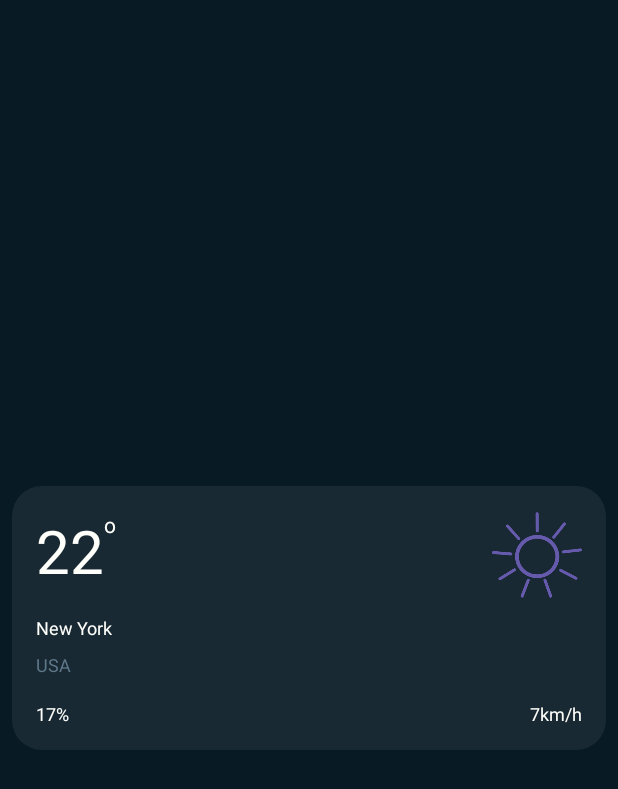
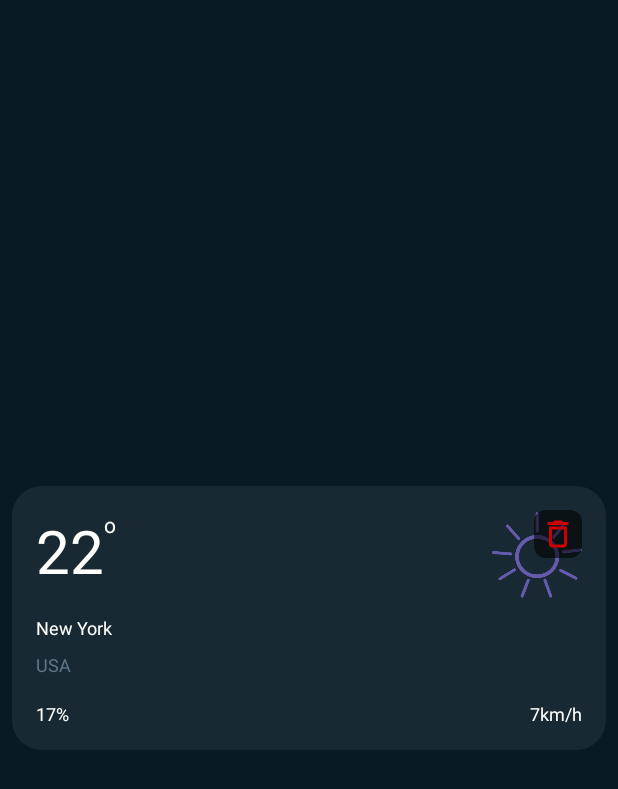
Before and after one commit to ChrissSav/Weather, an Android app: the layout city_place_item.xml on its own in the app's theme, with its tools: preview values and no code run, on a phone screen of 412 x 824 dp. Shown: the top 789 px of the screen. Run offline under Robolectric (Android 15) with nearby library versions, the light colour scheme and no system bars.

Commit message:
[Favorites] Implement the ability to delete or add city

```diff
--- a/app/src/main/java/com/example/weather_application/data/WeatherDataSourceImpl.kt
+++ b/app/src/main/java/com/example/weather_application/data/WeatherDataSourceImpl.kt
@@ -15,5 +15,6 @@ class WeatherDataSourceImpl(
     override suspend fun geocode(query: String): MutableList<Direct> =
         weatherRepository.geocode(query)
             .map { it.mapToDirect() }
+            .filter { it.name != "null" }
             .toMutableList()
 }
--- a/app/src/main/java/com/example/weather_application/domain/dto/City.kt
+++ b/app/src/main/java/com/example/weather_application/domain/dto/City.kt
@@ -5,6 +5,6 @@ data class City(
     val details: Direct,
     val weatherInfo: Base
 ) {
-    val name
+    val fullName
         get() = "${details.name} (${details.country})"
 }
--- a/app/src/main/java/com/example/weather_application/ui/MainActivity.kt
+++ b/app/src/main/java/com/example/weather_application/ui/MainActivity.kt
@@ -55,7 +55,8 @@ class MainActivity : BaseActivityViewModel<ActivityMainBinding, MainViewModel>(M
         binding.imageButtonSettings.setOnClickListener {
             navController.navigateToDestination(R.id.settingsFragment)
         }
-       // viewModel.loadWeather("θεσσαλονικη", "larisa", "berlin")
+        // viewModel.loadWeather("θεσσαλονικη", "larisa", "berlin")
+        viewModel.loadWeather()
 
     }
 
--- a/app/src/main/java/com/example/weather_application/ui/adapters/ViewPagerAdapter.kt
+++ b/app/src/main/java/com/example/weather_application/ui/adapters/ViewPagerAdapter.kt
@@ -63,7 +63,7 @@ class ViewPagerAdapter : ListAdapter<City, ViewPagerAdapter.ViewHolder>(CityDiff
 
             with(binding) {
 
-                title.text = currentItem.name
+                title.text = currentItem.fullName
                 temperature.setAnyText(round(currentWeather.current.temp).toInt())
                 weather.setAnyText(currentWeather.current.weather.description.firstLetterUpperCase())
                 wind.setAnyText(resources.getString(R.string.wind_placeholder, currentWeather.current.windSpeed))
--- a/app/src/main/java/com/example/weather_application/ui/fragments/HomeFragment.kt
+++ b/app/src/main/java/com/example/weather_application/ui/fragments/HomeFragment.kt
@@ -2,7 +2,6 @@ package com.example.weather_application.ui.fragments
 
 import android.annotation.SuppressLint
 import android.view.View
-import android.widget.TextView
 import androidx.fragment.app.activityViewModels
 import androidx.lifecycle.Observer
 import com.example.weather_application.data.base.BaseFragment
@@ -17,8 +16,6 @@ class HomeFragment : BaseFragment<FragmentHomeBinding>() {
 
     private val viewModel: MainViewModel by activityViewModels()
     private val citiesList = mutableListOf<City>()
-    private lateinit var textView: TextView
-    private var mLastPage = 0
 
     override fun getViewBinding(): FragmentHomeBinding =
         FragmentHomeBinding.inflate(layoutInflater)
@@ -33,10 +30,13 @@ class HomeFragment : BaseFragment<FragmentHomeBinding>() {
             (binding.viewPager.adapter as ViewPagerAdapter).submitList(citiesList)
             binding.dotsIndicator.setViewPager2(binding.viewPager)
 
+            binding.dotsIndicator.visibility = if (citiesList.isNotEmpty()) View.VISIBLE else View.GONE
+
         })
 
         viewModel.loader.observe(this, Observer {
             if (it) {
+                binding.dotsIndicator.visibility = View.GONE
                 binding.spinKit.visibility = View.VISIBLE
             } else {
                 binding.spinKit.visibility = View.GONE
--- a/app/src/main/java/com/example/weather_application/ui/fragments/SettingsFragment.kt
+++ b/app/src/main/java/com/example/weather_application/ui/fragments/SettingsFragment.kt
@@ -31,7 +31,7 @@ class SettingsFragment : BaseFragment<FragmentSettingsBinding>() {
 
             with(binding) {
 
-                title.text = currentItem.name
+                title.text = currentItem.fullName
                 temperature.setAnyText(round(currentWeather.current.temp).toInt())
                 weather.setAnyText(currentWeather.current.weather.description.firstLetterUpperCase())
                 wind.setAnyText(resources.getString(R.string.wind_placeholder, currentWeather.current.windSpeed))
--- /dev/null
+++ b/app/src/main/res/drawable/ic_delete.xml
@@ -0,0 +1,10 @@
+<vector xmlns:android="http://schemas.android.com/apk/res/android"
+    android:width="24dp"
+    android:height="24dp"
+    android:autoMirrored="true"
+    android:viewportWidth="24"
+    android:viewportHeight="24">
+    <path
+        android:fillColor="@android:color/holo_red_dark"
+        android:pathData="M6,19c0,1.1 0.9,2 2,2h8c1.1,0 2,-0.9 2,-2L18,7L6,7v12zM8,9h8v10L8,19L8,9zM15.5,4l-1,-1h-5l-1,1L5,4v2h14L19,4z" />
+</vector>
--- /dev/null
+++ b/app/src/main/res/drawable/weather_place_item_background_8dp.xml
@@ -0,0 +1,6 @@
+<?xml version="1.0" encoding="utf-8"?>
+<shape xmlns:android="http://schemas.android.com/apk/res/android"
+    android:shape="rectangle">
+    <solid android:color="#90000000" />
+    <corners android:radius="8dp" />
+</shape>
--- a/app/src/main/res/layout/city_place_item.xml
+++ b/app/src/main/res/layout/city_place_item.xml
@@ -5,7 +5,7 @@
     android:layout_height="wrap_content"
     android:layout_gravity="center"
     android:layout_margin="8dp"
-    android:background="@drawable/weather_place_item_background"
+    android:background="@drawable/weather_place_item_background_20dp"
     android:orientation="horizontal"
     android:padding="16dp">
 
@@ -81,5 +81,15 @@
         app:layout_constraintEnd_toEndOf="@+id/icon"
         app:layout_constraintTop_toTopOf="@+id/humidity" />
 
+    <ImageView
+        android:id="@+id/delete"
+        android:layout_width="wrap_content"
+        android:layout_height="wrap_content"
+        android:padding="4dp"
+        android:background="@drawable/weather_place_item_background_8dp"
+        app:layout_constraintEnd_toEndOf="parent"
+        app:layout_constraintTop_toTopOf="parent"
+        app:srcCompat="@drawable/ic_delete" />
+
 
 </androidx.constraintlayout.widget.ConstraintLayout>
--- a/app/src/main/res/layout/fragment_home.xml
+++ b/app/src/main/res/layout/fragment_home.xml
@@ -16,6 +16,7 @@
         app:dotsColor="@color/bottom_nav_active"
         app:dotsCornerRadius="8dp"
         app:dotsSize="8dp"
+        android:visibility="gone"
         app:dotsSpacing="4dp"
         app:dotsStrokeColor="@color/bottom_nav_def"
         app:dotsStrokeWidth="2dp"
@@ -36,7 +37,7 @@
 
     <com.github.ybq.android.spinkit.SpinKitView
         android:id="@+id/spin_kit"
-        style="@style/SpinKitView.CubeGrid"
+        style="@style/SpinKitView.FoldingCube"
         android:layout_width="wrap_content"
         android:layout_height="wrap_content"
         android:layout_gravity="center"
```
Also changed, not shown: app/src/main/java/com/example/weather_application/domain/mappers/Mapper.kt (+2 -9 lines), app/src/main/java/com/example/weather_application/framework/utils/RepositoryExt.kt (+8 -0 lines), app/src/main/java/com/example/weather_application/ui/MainViewModel.kt (+34 -1 lines), app/src/main/java/com/example/weather_application/ui/adapters/FavoritesAdapter.kt (+14 -4 lines), app/src/main/java/com/example/weather_application/ui/fragments/FavoritesFragment.kt (+69 -11 lines), app/src/main/java/com/example/weather_application/util/DiffUtil.kt (+12 -1 lines), app/src/main/res/layout/fragment_favorites.xml (+20 -4 lines), app/src/main/res/drawable/weather_place_item_background_20dp.xml (renamed from app/src/main/res/drawable/weather_place_item_background.xml).
